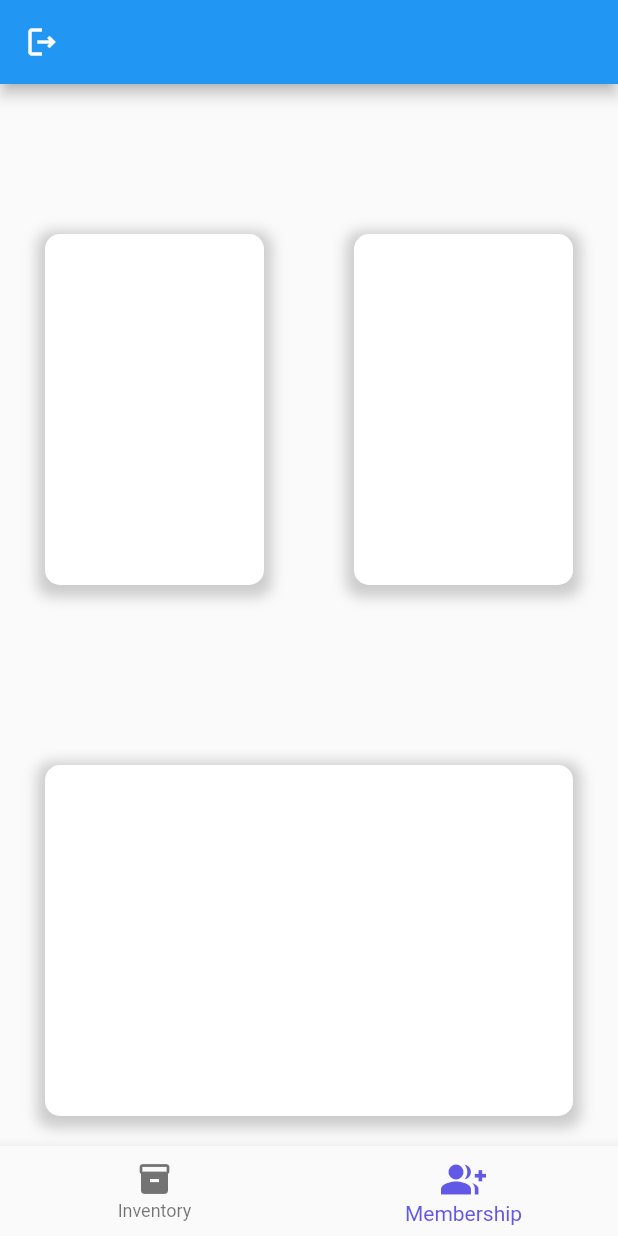
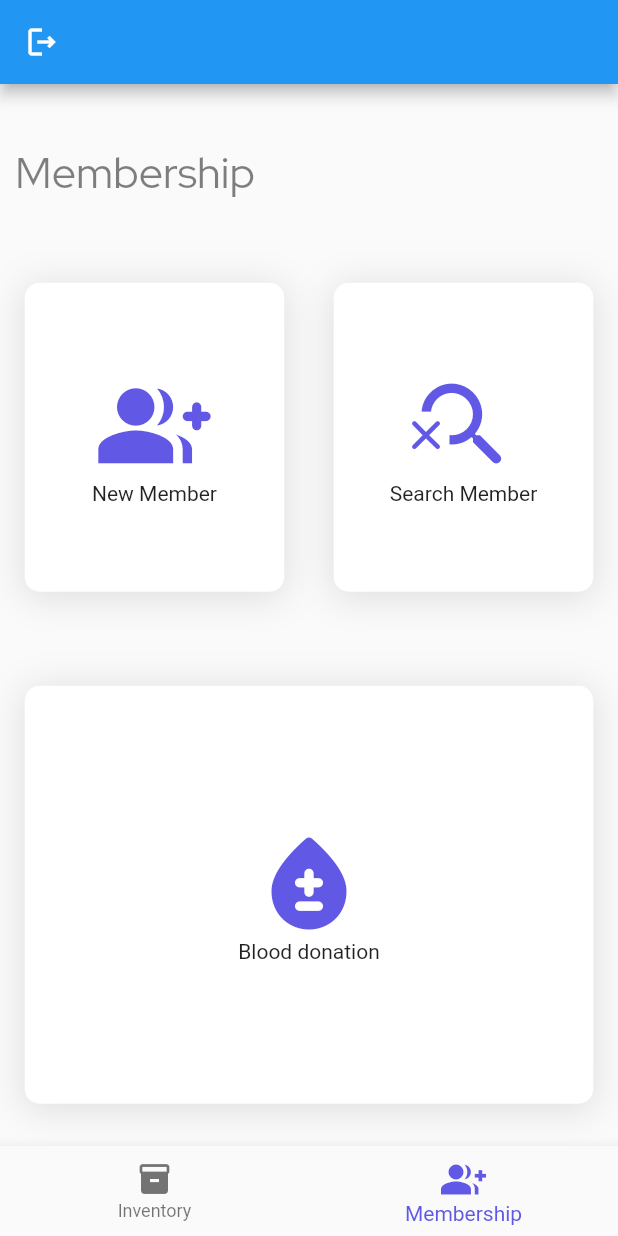
Before and after one commit to smidhunkks/Libman, a Flutter app: the screen it shows once a user with an empty profile is signed in, item 2 of the bottom bar chosen, on a phone screen of 412 x 824 dp. Run offline on Flutter 3.47's test engine with Material 2 defaults, Android fonts, the light colour scheme and no system bars; our stand-ins replace firebase_auth, firebase_core; accounts and stored records are empty.

Commit message:
membership and inventory dashboard ui coding done

```diff
--- a/lib/screens/dashboard/dashboard.dart
+++ b/lib/screens/dashboard/dashboard.dart
@@ -44,7 +44,7 @@ class _DashboardState extends State<Dashboard> {
             child: Icon(Icons.logout_outlined)),
       ),
       body: Center(
-        child: _pages.elementAt(_selectedIndex),
+        child: _pages[_selectedIndex],
       ),
       bottomNavigationBar: BottomNavigationBar(
         // selectedFontSize: 15,
--- a/lib/screens/tabs/membership.dart
+++ b/lib/screens/tabs/membership.dart
@@ -9,33 +9,89 @@ class Membership extends StatelessWidget {
 
   @override
   Widget build(BuildContext context) {
-    return Scaffold(
-      body: Column(
+    Size size = MediaQuery.of(context).size;
+    return Column(
+      crossAxisAlignment: CrossAxisAlignment.start,
       children: [
+        Padding(
+          padding: const EdgeInsets.only(top: 40, left: 10, right: 10),
+          child: Text(
+            "Membership",
+            style: TextStyle(
+                fontSize: size.width * .07,
+                fontFamily: "RedHat",
+                color: Colors.black.withOpacity(.5)),
+          ),
+        ),
         Expanded(
           child: Row(
             children: [
-                SizedBox(height: 150),
+              //SizedBox(height: 150),
               Expanded(
-                  child: new ReusableCard(
+                child: ReusableCard(
+                  onTap: () {
+                    print("hi");
+                  },
                   colour: activeCardColor,
+                  width: size.width * .1,
+                  child: Column(
+                    mainAxisAlignment: MainAxisAlignment.center,
+                    children: [
+                      Icon(
+                        Icons.group_add_rounded,
+                        size: 75,
+                        color: kprimarycolor,
+                      ),
+                      Text("New Member")
+                    ],
+                  ),
                 ),
               ),
               Expanded(
-                  child: new ReusableCard(
+                child: ReusableCard(
+                  onTap: () {
+                    print("hi");
+                  },
                   colour: activeCardColor,
+                  child: Column(
+                    mainAxisAlignment: MainAxisAlignment.center,
+                    children: [
+                      Icon(
+                        Icons.search_off_rounded,
+                        size: 75,
+                        color: kprimarycolor,
+                      ),
+                      const Text("Search Member")
+                    ],
+                  ),
                 ),
               ),
             ],
           ),
         ),
         Expanded(
-            child: new ReusableCard(
+          child: Padding(
+            padding: EdgeInsets.only(bottom: 20),
+            child: ReusableCard(
+              onTap: () {
+                print("hi");
+              },
               colour: activeCardColor,
+              child: Column(
+                mainAxisAlignment: MainAxisAlignment.center,
+                children: [
+                  Icon(
+                    Icons.bloodtype_rounded,
+                    size: 75,
+                    color: kprimarycolor,
+                  ),
+                  Text("Blood donation")
+                ],
+              ),
+            ),
           ),
         ),
       ],
-      ),
     );
   }
 }
--- a/lib/widgets/reusable_card.dart
+++ b/lib/widgets/reusable_card.dart
@@ -2,35 +2,41 @@ import 'package:flutter/material.dart';
 import 'package:libman/constants.dart';
 
 class ReusableCard extends StatelessWidget {
-  const ReusableCard({this.colour=kprimarycolor});
+  const ReusableCard(
+      {this.colour = kprimarycolor,
+      this.width,
+      this.height,
+      required this.child,
+      required this.onTap});
+  final double? width;
+  final double? height;
   final Color colour;
+  final Widget child;
+  final VoidCallback onTap;
 
   @override
   Widget build(BuildContext context) {
-    return Container(
-
-
-  margin: EdgeInsets.only(left: 30, top: 100, right: 30, bottom: 20),
-  height: double.infinity,
-  width: double.infinity,
+    Size size = MediaQuery.of(context).size;
+    return GestureDetector(
+      onTap: onTap,
+      child: Container(
+        margin: EdgeInsets.symmetric(
+            horizontal: size.width * .04, vertical: size.height * .01),
+        height: height ?? size.height * .25,
+        width: width ?? double.infinity,
         decoration: BoxDecoration(
           color: Colors.white,
-    borderRadius: BorderRadius.only(
-      topLeft: Radius.circular(10),
-        topRight: Radius.circular(10),
-        bottomLeft: Radius.circular(10),
-        bottomRight: Radius.circular(10)
-    ),
+          borderRadius: BorderRadius.circular(10),
           boxShadow: [
             BoxShadow(
-        color: Colors.grey.withOpacity(0.5),
-        spreadRadius: 5,
-        blurRadius: 7,
+              color: Colors.grey.withOpacity(0.3),
+              spreadRadius: 1,
+              blurRadius: 20,
               offset: Offset(0, 3), // changes position of shadow
             ),
           ],
         ),
-
+        child: child,
         // margin: EdgeInsets.all(25.0),
 
         // decoration: BoxDecoration(
@@ -38,6 +44,7 @@ class ReusableCard extends StatelessWidget {
         //   color: colour,
         //   borderRadius: BorderRadius.circular(10.0),
         // ),
+      ),
     );
   }
 }
```
Also changed, not shown: lib/screens/tabs/inventory.dart (+82 -27 lines). Lines whose indentation alone changed are shown as unchanged.
